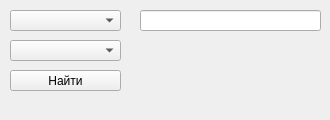
The window that UIs/find.ui (I7PoCTo-KoDeP/LyceumProject) describes before a commit, drawn with Qt 5.
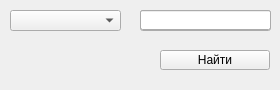
The same window after the commit.

```diff
--- a/UIs/find.ui
+++ b/UIs/find.ui
@@ -6,8 +6,8 @@
    <rect>
     <x>0</x>
     <y>0</y>
-    <width>330</width>
-    <height>120</height>
+    <width>280</width>
+    <height>90</height>
    </rect>
   </property>
   <property name="windowTitle">
@@ -26,30 +26,33 @@
   <widget class="QComboBox" name="comboBox_2">
    <property name="geometry">
     <rect>
-     <x>10</x>
-     <y>40</y>
-     <width>111</width>
+     <x>140</x>
+     <y>10</y>
+     <width>131</width>
      <height>21</height>
     </rect>
    </property>
   </widget>
-  <widget class="QLineEdit" name="lineEdit">
+  <widget class="QLineEdit" name="filter_edit">
+   <property name="enabled">
+    <bool>true</bool>
+   </property>
    <property name="geometry">
     <rect>
      <x>140</x>
      <y>10</y>
-     <width>181</width>
-     <height>21</height>
+     <width>131</width>
+     <height>20</height>
     </rect>
    </property>
   </widget>
   <widget class="QPushButton" name="find_button">
    <property name="geometry">
     <rect>
-     <x>10</x>
-     <y>70</y>
-     <width>111</width>
-     <height>21</height>
+     <x>160</x>
+     <y>50</y>
+     <width>110</width>
+     <height>20</height>
     </rect>
    </property>
    <property name="text">
```
Left out of the diff: 2 changed lines with no effect on the pictures.
